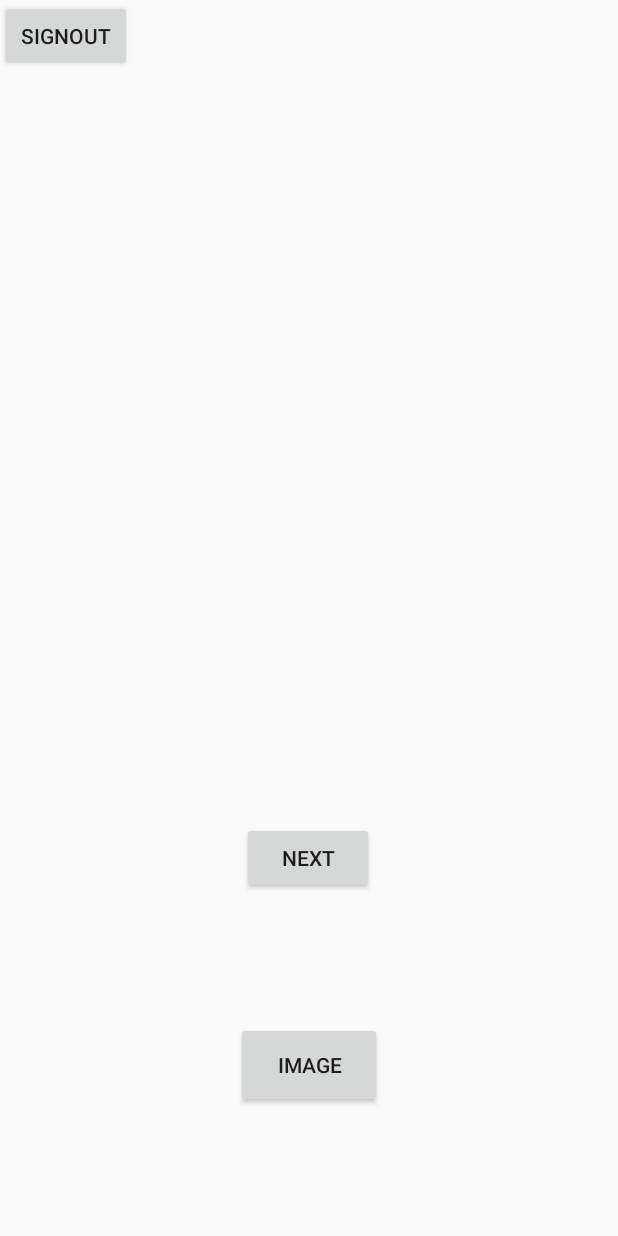
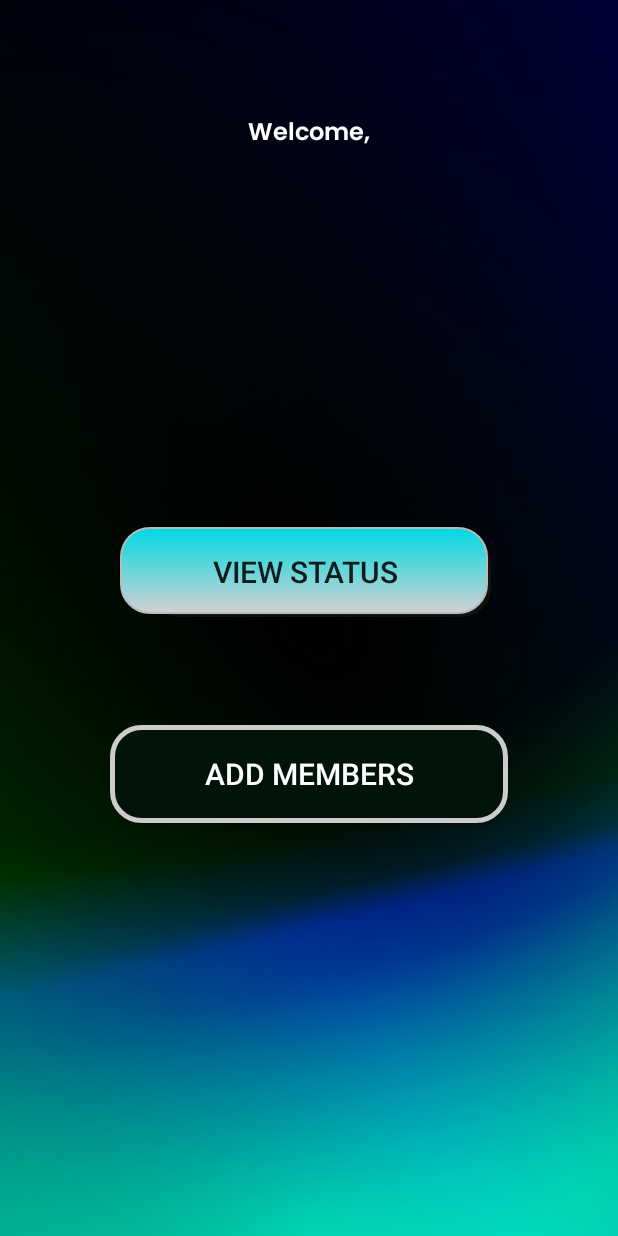
Before and after one commit to RajBhattacharyya/fictional-lamp, an Android app: the SettingsActivity screen opened directly, with no data from a screen before it, on a phone screen of 412 x 824 dp. Run offline under Robolectric (Android 15) with nearby library versions, the phone set to English and light mode, and no system bars; our stand-ins replace Firebase (no records; nobody signed in at launch, a user with empty details on screens opened directly).

Commit message:
ui change

```diff
--- a/app/src/main/java/com/example/myapplication/SettingsActivity.java
+++ b/app/src/main/java/com/example/myapplication/SettingsActivity.java
@@ -13,8 +13,7 @@ import com.google.firebase.auth.FirebaseAuth;
 import com.google.firebase.auth.FirebaseUser;
 
 public class SettingsActivity extends AppCompatActivity {
-    TextView name, mail;
-    Button signOutBtn;
+    TextView mail;
     Button nextb;
     Button Image;
     @SuppressLint("MissingInflatedId")
@@ -23,9 +22,7 @@ public class SettingsActivity extends AppCompatActivity {
         super.onCreate(savedInstanceState);
         setContentView(R.layout.settings);
 
-        name = findViewById(R.id.name);
         mail = findViewById(R.id.mail);
-        signOutBtn = findViewById(R.id.signout);
         nextb = findViewById(R.id.nextbtn);
         Image = findViewById(R.id.button5);
         getUserProfile();
@@ -46,9 +43,7 @@ public class SettingsActivity extends AppCompatActivity {
     public void getUserProfile() {
         FirebaseUser user = FirebaseAuth.getInstance().getCurrentUser();
         if (user != null) {
-            String namep = user.getDisplayName();
             String emailp = user.getEmail();
-            name.setText(namep);
             mail.setText(emailp);
         }
     }
--- a/app/src/main/res/layout/settings.xml
+++ b/app/src/main/res/layout/settings.xml
@@ -4,68 +4,58 @@
     xmlns:tools="http://schemas.android.com/tools"
     android:layout_width="match_parent"
     android:layout_height="match_parent"
-    tools:context=".settings">
+    android:background="@drawable/loginbg"
+    tools:context=".SettingsActivity">
 
     <TextView
-        android:id="@+id/testtxt"
+        android:id="@+id/mail"
+        android:layout_width="298dp"
+        android:layout_height="36dp"
+        android:layout_marginTop="100dp"
+        android:textColor="#FFFFFF"
+        android:textSize="20sp"
+        app:layout_constraintEnd_toEndOf="parent"
+        app:layout_constraintHorizontal_bias="0.495"
+        app:layout_constraintStart_toStartOf="parent"
+        app:layout_constraintTop_toBottomOf="@+id/textView3" />
+
+    <Button
+        android:id="@+id/nextbtn"
+        android:layout_width="247dp"
+        android:layout_height="60dp"
+        android:layout_marginTop="112dp"
+        android:background="@drawable/dashboard_box"
+        android:text="View Status"
+        android:textSize="20sp"
+        app:layout_constraintEnd_toEndOf="parent"
+        app:layout_constraintHorizontal_bias="0.485"
+        app:layout_constraintStart_toStartOf="parent"
+        app:layout_constraintTop_toBottomOf="@+id/mail" />
+
+    <Button
+        android:id="@+id/button5"
+        android:layout_width="265dp"
+        android:layout_height="65dp"
+        android:layout_marginTop="72dp"
+        android:background="@drawable/rounded_corner_view2"
+        android:text="Add members"
+        android:textColor="#FFFFFF"
+        android:textSize="20sp"
+        app:layout_constraintEnd_toEndOf="parent"
+        app:layout_constraintStart_toStartOf="parent"
+        app:layout_constraintTop_toBottomOf="@+id/nextbtn" />
+
+    <TextView
+        android:id="@+id/textView3"
         android:layout_width="wrap_content"
         android:layout_height="wrap_content"
-        android:textSize="20sp"
+        android:fontFamily="@font/poppins_semibold"
+        android:text="Welcome,"
+        android:textColor="#FFFFFF"
+        android:textSize="16sp"
         app:layout_constraintBottom_toBottomOf="parent"
         app:layout_constraintEnd_toEndOf="parent"
         app:layout_constraintStart_toStartOf="parent"
-        app:layout_constraintTop_toTopOf="parent" />
-
-    <TextView
-        android:id="@+id/name"
-        android:layout_width="132dp"
-        android:layout_height="43dp"
-        android:text="Name"
-        android:textSize="34sp"
-        app:layout_constraintBottom_toBottomOf="parent"
-        app:layout_constraintEnd_toEndOf="parent"
-        app:layout_constraintStart_toStartOf="parent"
-        app:layout_constraintTop_toTopOf="parent" />
-
-    <TextView
-        android:id="@+id/mail"
-        android:layout_width="wrap_content"
-        android:layout_height="wrap_content"
-        android:text="mail"
-        android:textSize="20sp"
-        app:layout_constraintBottom_toTopOf="@+id/testtxt"
-        app:layout_constraintEnd_toEndOf="parent"
-        app:layout_constraintStart_toStartOf="parent"
-        app:layout_constraintTop_toTopOf="parent" />
-
-    <Button
-        android:id="@+id/signout"
-        android:layout_width="wrap_content"
-        android:layout_height="wrap_content"
-        android:text="signout"
-        app:layout_constraintBottom_toTopOf="@+id/mail"  app:layout_constraintEnd_toStartOf="@+id/name"   app:layout_constraintHorizontal_bias="0.0"      app:layout_constraintStart_toStartOf="parent"   app:layout_constraintTop_toTopOf="parent"        app:layout_constraintVertical_bias="0.0"      />
-
-    <Button
-        android:id="@+id/nextbtn"
-        android:layout_width="wrap_content"
-        android:layout_height="wrap_content"
-        android:text="next"
-        app:layout_constraintBottom_toBottomOf="parent"
-        app:layout_constraintEnd_toEndOf="parent"
-        app:layout_constraintHorizontal_bias="0.498"
-        app:layout_constraintStart_toStartOf="parent"
-        app:layout_constraintTop_toBottomOf="@+id/signout"
-        app:layout_constraintVertical_bias="0.687" />
-
-    <Button
-        android:id="@+id/button5"
-        android:layout_width="97dp"
-        android:layout_height="57dp"
-        android:text="Image"
-        app:layout_constraintBottom_toBottomOf="parent"
-        app:layout_constraintEnd_toEndOf="parent"
-        app:layout_constraintHorizontal_bias="0.5"
-        app:layout_constraintStart_toStartOf="parent"
-        app:layout_constraintTop_toBottomOf="@+id/nextbtn"
-        app:layout_constraintVertical_bias="0.5" />
+        app:layout_constraintTop_toTopOf="parent"
+        app:layout_constraintVertical_bias="0.095" />
 </androidx.constraintlayout.widget.ConstraintLayout>
--- a/app/src/main/res/values-night/themes.xml
+++ b/app/src/main/res/values-night/themes.xml
@@ -1,6 +1,6 @@
 <resources xmlns:tools="http://schemas.android.com/tools">
     <!-- Base application theme. -->
-    <style name="Base.Theme.MyApplication" parent="Theme.Material3.DayNight.NoActionBar">
+    <style name="Base.Theme.MyApplication" parent="Theme.AppCompat.Light.NoActionBar">
         <!-- Customize your dark theme here. -->
         <!-- <item name="colorPrimary">@color/my_dark_primary</item> -->
     </style>
```
